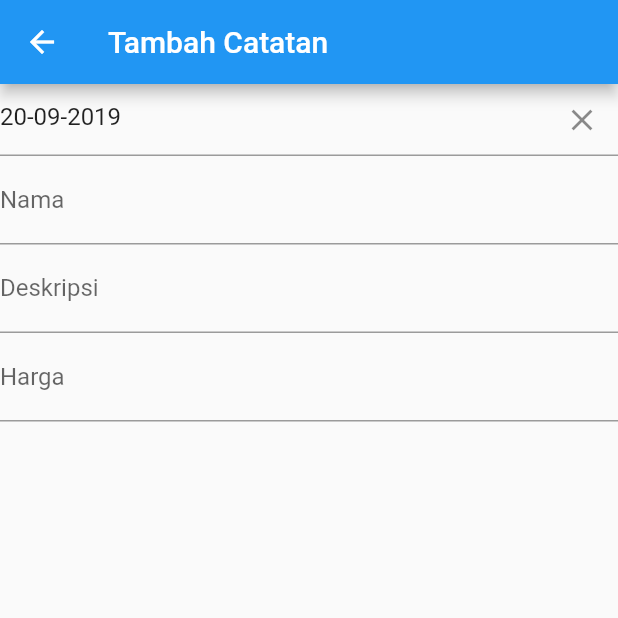
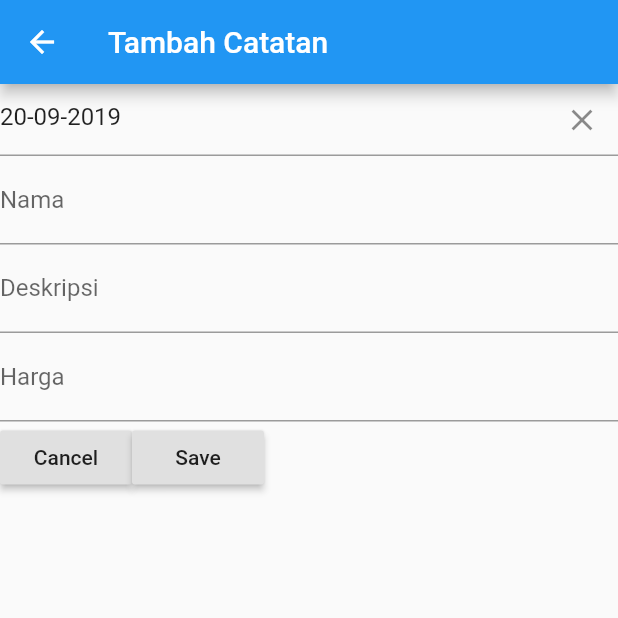
Before and after one commit to ReAlpha39/Shopping_Note, a Flutter app: the FormPage screen opened directly, on a phone screen of 412 x 824 dp, the top half of it. Run offline on Flutter 3.47's test engine with Material 2 defaults, Android fonts, the phone set to English and light mode, and no system bars; drawn by our look-alikes of datetime_picker_formfield.

Commit message:
add save & cancel button

```diff
--- a/lib/view/formPage.dart
+++ b/lib/view/formPage.dart
@@ -48,7 +48,17 @@ class _FormPageState extends State<FormPage> {
               labelText: 'Harga'
             ),
 
-          )
+          ),
+          Row(children: <Widget>[
+            RaisedButton(
+              child: Text('Cancel'),
+              onPressed: () {},
+            ),
+            RaisedButton(
+              child: Text('Save'),
+              onPressed: () {},
+            )
+          ],)
         ]),
       ),
 
```
